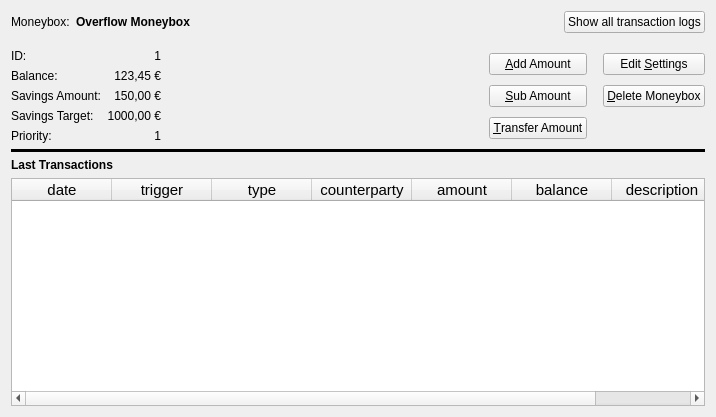
The window that src/gui/ui/static/moneybox_overview_widget.ui (PythBuster/savings_manager_gui) describes before a commit, drawn with Qt 5.
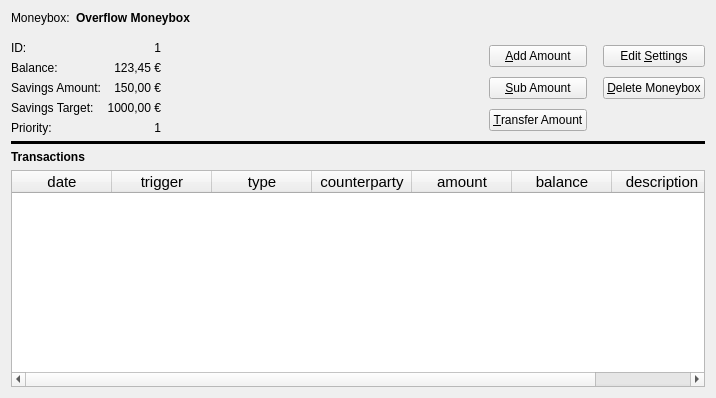
The same window after the commit.

Commit message: feat: implemented transaction logs view in moneybox overview widget

```diff
--- a/src/gui/ui/static/moneybox_overview_widget.ui
+++ b/src/gui/ui/static/moneybox_overview_widget.ui
@@ -7,7 +7,7 @@
     <x>0</x>
     <y>0</y>
     <width>716</width>
-    <height>417</height>
+    <height>398</height>
    </rect>
   </property>
   <property name="windowTitle">
@@ -86,13 +86,6 @@
          </property>
         </spacer>
        </item>
-       <item>
-        <widget class="QPushButton" name="pushButton_all_transaction_logs">
-         <property name="text">
-          <string>Show all transaction logs</string>
-         </property>
-        </widget>
-       </item>
       </layout>
      </item>
      <item>
@@ -314,7 +307,7 @@
         </font>
        </property>
        <property name="text">
-        <string>Last Transactions</string>
+        <string>Transactions</string>
        </property>
       </widget>
      </item>
```
Left out of the diff: 5 changed lines with no effect on the pictures. The commit also changes 9 other files.
